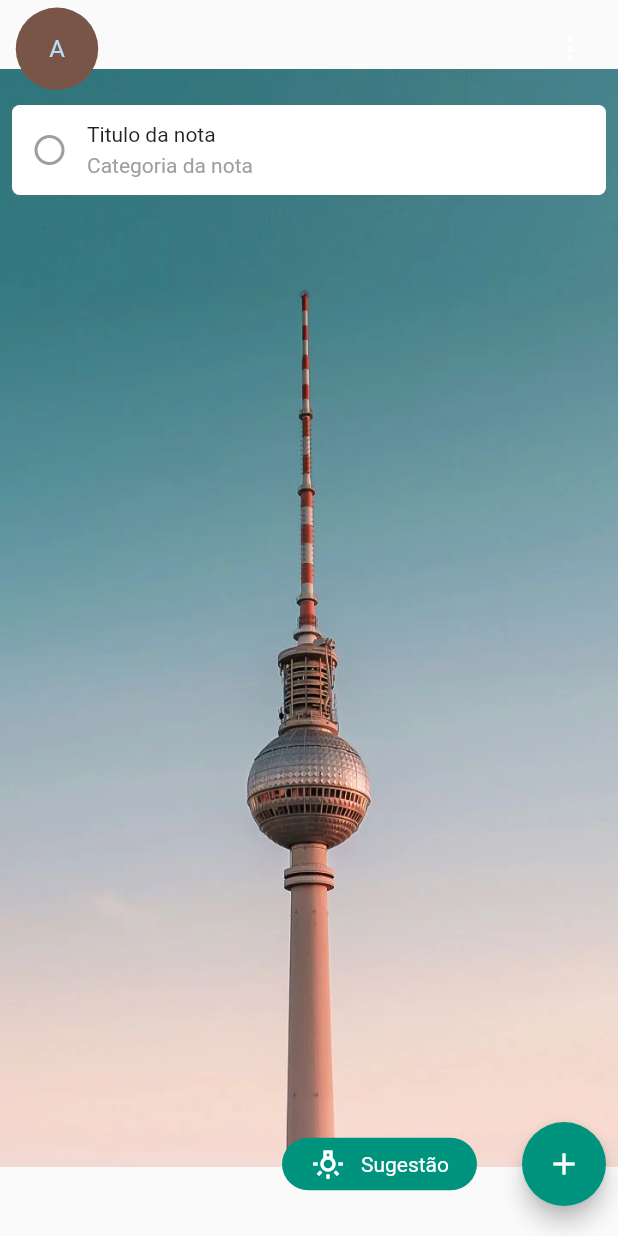
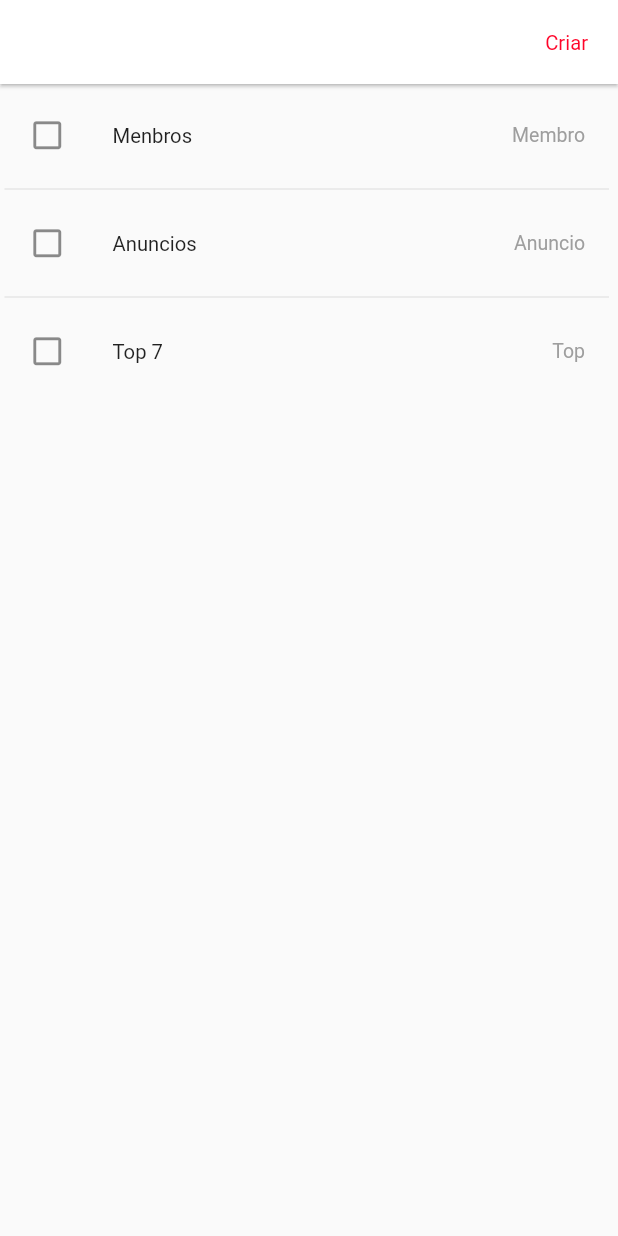
Before and after one commit to fariosofernando/Manju, a Flutter app: the screen it shows after launch, on a phone screen of 412 x 824 dp. Run offline on Flutter 3.47's test engine with Material 2 defaults, Android fonts, the phone set to English and light mode, and no system bars.

Commit message:
Refatorando e redesenhando a tela

```diff
--- a/lib/colors/colors.colors.asset.dart
+++ /dev/null
@@ -1,6 +0,0 @@
-import 'package:flutter/material.dart';
-
-const Color manjuPrimaryColor = Color.fromRGBO(0, 148, 127, 1);
-const Color manjuPrimaryWhiteColor = Color.fromRGBO(255, 255, 255, 1);
-const Color manjuSecundaryColor = Colors.brown;
-const Color manjuDisableColor = Colors.grey;
--- /dev/null
+++ b/lib/controllers/tasuku.dart
@@ -0,0 +1,18 @@
+import 'package:manju/models/tasuku.models.dart';
+
+class Tasukus {
+  static List<Tasuku> manjus = [
+    Tasuku(
+      title: 'Menbros',
+      category: 'Membro',
+    ),
+    Tasuku(
+      title: 'Anuncios',
+      category: 'Anuncio',
+    ),
+    Tasuku(
+      title: 'Top 7',
+      category: 'Top',
+    ),
+  ];
+}
--- a/lib/hippopotamus_components/box.hippo.dart
+++ /dev/null
@@ -1,40 +0,0 @@
-import 'package:flutter/material.dart';
-import 'package:manju/colors/colors.colors.asset.dart';
-
-class BoxHippo extends StatelessWidget {
-  String title;
-  String category;
-  BoxHippo({Key? key, required this.title, required this.category})
-      : super(key: key);
-
-  @override
-  Widget build(BuildContext context) {
-    return Container(
-      height: 60,
-      width: double.infinity,
-      decoration: const BoxDecoration(
-          color: manjuPrimaryWhiteColor,
-          borderRadius: BorderRadius.all(Radius.circular(5))),
-      child: Row(
-        children: [
-          Container(
-            width: 50,
-            child: Icon(
-              Icons.radio_button_unchecked,
-              color: manjuDisableColor,
-            ),
-          ),
-          Column(
-            crossAxisAlignment: CrossAxisAlignment.start,
-            mainAxisAlignment: MainAxisAlignment.center,
-            children: [
-              Text(title),
-              SizedBox(height: 5),
-              Text(category, style: TextStyle(color: manjuDisableColor))
-            ],
-          ),
-        ],
-      ),
-    );
-  }
-}
--- a/lib/main.dart
+++ b/lib/main.dart
@@ -17,6 +17,9 @@ class _ManjuAppState extends State<ManjuApp> {
   Widget build(BuildContext context) {
     return MaterialApp(
       debugShowCheckedModeBanner: false,
+      theme: ThemeData(
+        primarySwatch: Colors.red,
+      ),
       initialRoute: '/home',
       routes: {'/home': (context) => Home()},
     );
--- /dev/null
+++ b/lib/models/tasuku.models.dart
@@ -0,0 +1,11 @@
+class Tasuku {
+  String title = '';
+  String category = '';
+  String? content = '';
+
+  Tasuku({
+    required this.title,
+    required this.category,
+    this.content,
+  });
+}
--- /dev/null
+++ b/lib/views/colors/colors.colors.asset.dart
@@ -0,0 +1,6 @@
+import 'package:flutter/material.dart';
+
+const Color manjuPrimaryColor = Color.fromRGBO(255, 4, 41, 1);
+const Color manjuPrimaryWhiteColor = Color.fromRGBO(255, 4, 41, .035);
+const Color manjuSecundaryColor = Colors.brown;
+const Color manjuDisableColor = Colors.grey;
--- a/lib/views/home.view.dart
+++ b/lib/views/home.view.dart
@@ -1,6 +1,7 @@
 import 'package:flutter/material.dart';
-import 'package:manju/colors/colors.colors.asset.dart';
-import 'package:manju/hippopotamus_components/box.hippo.dart';
+import 'package:manju/controllers/tasuku.dart';
+import 'package:manju/models/tasuku.models.dart';
+import 'package:manju/views/colors/colors.colors.asset.dart';
 
 class Home extends StatefulWidget {
   const Home({Key? key}) : super(key: key);
@@ -11,105 +12,147 @@ class Home extends StatefulWidget {
 
 class _HomeState extends State<Home> {
   var file = 'assets/photo_tv_tower.webp';
-  List<Widget> boxs = [
-    BoxHippo(title: 'Titulo da nota', category: 'Categoria da nota')
-  ];
+  List<Tasuku> selecionadas = [];
+
+  appBarDinamica() {
+    if (selecionadas.isEmpty) {
+      return AppBar(
+        elevation: 1,
+        actions: [
+          Padding(
+            padding: const EdgeInsets.all(20.0),
+            child: Center(
+              child: Text(
+                'Criar',
+                style: TextStyle(
+                  color: manjuPrimaryColor,
+                  fontSize: 13.5,
+                ),
+              ),
+            ),
+          )
+        ],
+        centerTitle: true,
+        title: const Text(
+          '',
+          style: TextStyle(
+            color: Colors.black87,
+            fontWeight: FontWeight.normal,
+            fontSize: 17.5,
+          ),
+        ),
+        backgroundColor: Colors.white,
+      );
+    } else {
+      return AppBar(
+        centerTitle: true,
+        leading: IconButton(
+          onPressed: () {
+            setState(() {
+              selecionadas = [];
+            });
+          },
+          icon: const Icon(Icons.close),
+        ),
+        title: (selecionadas.length == 1)
+            ? Text(
+                '${selecionadas.length} item selecionado',
+                style: TextStyle(
+                  color: Colors.black87,
+                  fontSize: 13.5,
+                  fontWeight: FontWeight.normal,
+                ),
+              )
+            : Text(
+                '${selecionadas.length} items selecionados',
+                style: TextStyle(
+                  color: Colors.black87,
+                  fontSize: 13.5,
+                  fontWeight: FontWeight.normal,
+                ),
+              ),
+        backgroundColor: Colors.white,
+        elevation: 1,
+        iconTheme: const IconThemeData(color: manjuPrimaryColor),
+      );
+    }
+  }
 
   @override
   Widget build(BuildContext context) {
+    final manjus = Tasukus.manjus;
     return Scaffold(
-      body: Row(
-        children: [
-          Expanded(
-            child: Stack(
-              children: [
-                Positioned.fill(
-                  child: Image.asset(file), // Fundo do background.
-                ),
-                Container(
-                  padding: EdgeInsets.only(top: 70, left: 8, right: 8),
-                  child: ListView(
-                    children: boxs,
-                  ),
-                ),
-                SafeArea(
-                  child: Container(
-                    padding: const EdgeInsets.only(
-                        top: 5, left: 8, right: 8, bottom: 20),
-                    child: Column(
-                      mainAxisAlignment: MainAxisAlignment.spaceBetween,
-                      children: [
-                        Container(
-                          child: Row(
-                            mainAxisAlignment: MainAxisAlignment.spaceBetween,
-                            children: [
-                              const CircleAvatar(
-                                radius: 30,
-                                backgroundColor: manjuSecundaryColor,
-                                child: Text('A'),
-                              ),
-                              IconButton(
-                                onPressed: () => {},
-                                icon: const Icon(
-                                  Icons.more_vert_rounded,
-                                  color: Colors.white,
-                                ),
-                              ),
-                            ],
-                          ),
-                          height: 55,
-                          width: double.infinity,
-                        ),
-                        Row(
-                          mainAxisAlignment: MainAxisAlignment.end,
-                          children: [
-                            Container(
-                              decoration: const BoxDecoration(
-                                color: manjuPrimaryColor,
-                                borderRadius:
-                                    BorderRadius.all(Radius.circular(18)),
-                              ),
-                              height: 35,
-                              width: 130,
-                              child: Row(
-                                mainAxisAlignment: MainAxisAlignment.center,
-                                children: const [
-                                  Icon(
-                                    Icons.tungsten_outlined,
-                                    color: manjuPrimaryWhiteColor,
-                                  ),
-                                  SizedBox(
-                                    width: 10,
-                                  ),
-                                  Text(
-                                    'Sugestão',
-                                    style: TextStyle(
-                                        color: manjuPrimaryWhiteColor),
-                                  ),
-                                ],
-                              ),
-                            ),
-                            const SizedBox(
-                              width: 30,
-                            ),
-                            FloatingActionButton(
-                              onPressed: () => {},
-                              backgroundColor: manjuPrimaryColor,
-                              child: const Icon(
-                                Icons.add_outlined,
-                              ),
-                            ),
-                          ],
-                        ),
-                      ],
+      appBar: appBarDinamica(),
+      body: ListView.separated(
+        itemBuilder: (BuildContext context, int manju) {
+          return ListTile(
+            shape: RoundedRectangleBorder(
+                borderRadius: BorderRadius.all(Radius.circular(5))),
+            leading: (selecionadas.contains(manjus[manju]))
+                ? GestureDetector(
+                    onTap: () {
+                      // Quando está seleciodo
+                      setState(() {
+                        selecionadas.remove(manjus[manju]);
+                      });
+                    },
+                    child: Icon(
+                      Icons.check,
+                      size: 25,
+                    ),
+                  )
+                : GestureDetector(
+                    onTap: () {
+                      // Quando está descelecionado
+                      setState(() {
+                        selecionadas.add(manjus[manju]);
+                      });
+                    },
+                    child: Icon(
+                      Icons.check_box_outline_blank,
+                      size: 25,
                     ),
                   ),
-                )
-              ],
+            title: Text(
+              manjus[manju].title,
+              style: TextStyle(
+                color: Colors.black87,
+                fontSize: 13.5,
+              ),
             ),
-          ),
-        ],
+            trailing: Text(
+              manjus[manju].category,
+              style: TextStyle(
+                color: Colors.grey,
+                fontSize: 13.0,
+              ),
+            ),
+            selected: selecionadas.contains(manjus[manju]),
+            selectedTileColor: manjuPrimaryWhiteColor,
+            onLongPress: () {
+              setState(() {
+                (selecionadas.contains(manjus[manju]))
+                    ? selecionadas.remove(manjus[manju])
+                    : selecionadas.add(manjus[manju]);
+              });
+            },
+          );
+        },
+        padding: EdgeInsets.only(top: 6.0, bottom: 6.0, right: 6.0, left: 3.0),
+        separatorBuilder: (_, __) => Divider(),
+        itemCount: manjus.length,
       ),
+      floatingActionButtonLocation: FloatingActionButtonLocation.centerFloat,
+      floatingActionButton: selecionadas.isNotEmpty
+          ? FloatingActionButton.extended(
+              onPressed: () {},
+              label: Text(
+                'Enviar',
+                style: TextStyle(
+                  letterSpacing: 0,
+                ),
+              ))
+          : null,
     );
   }
 }
```
